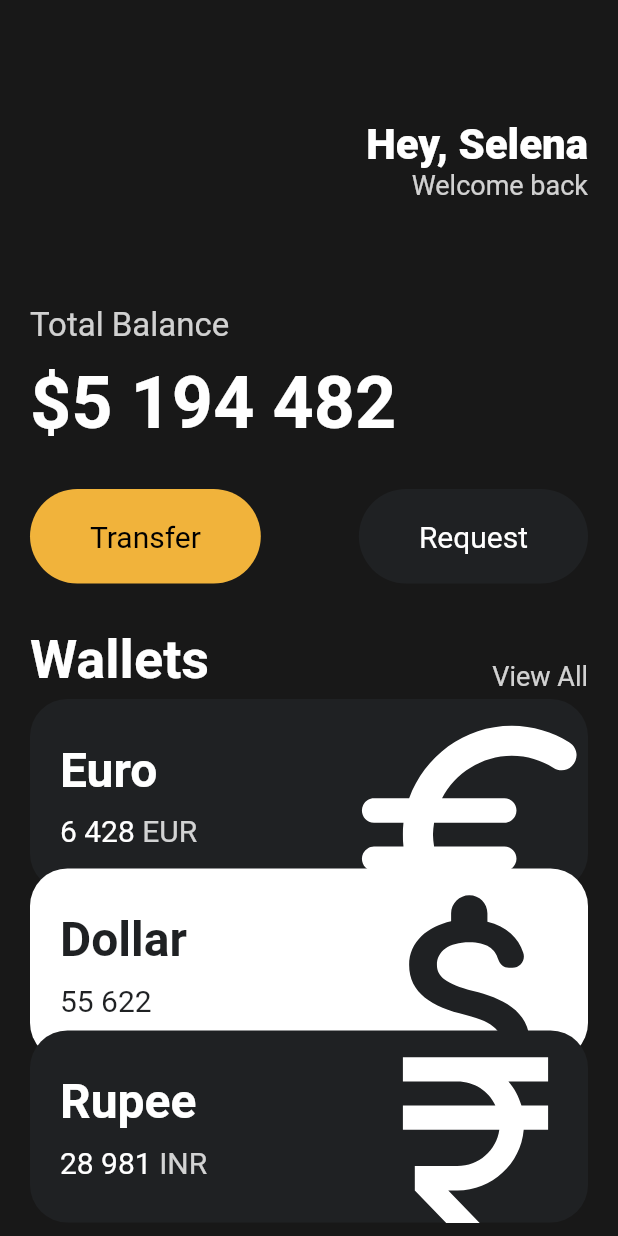
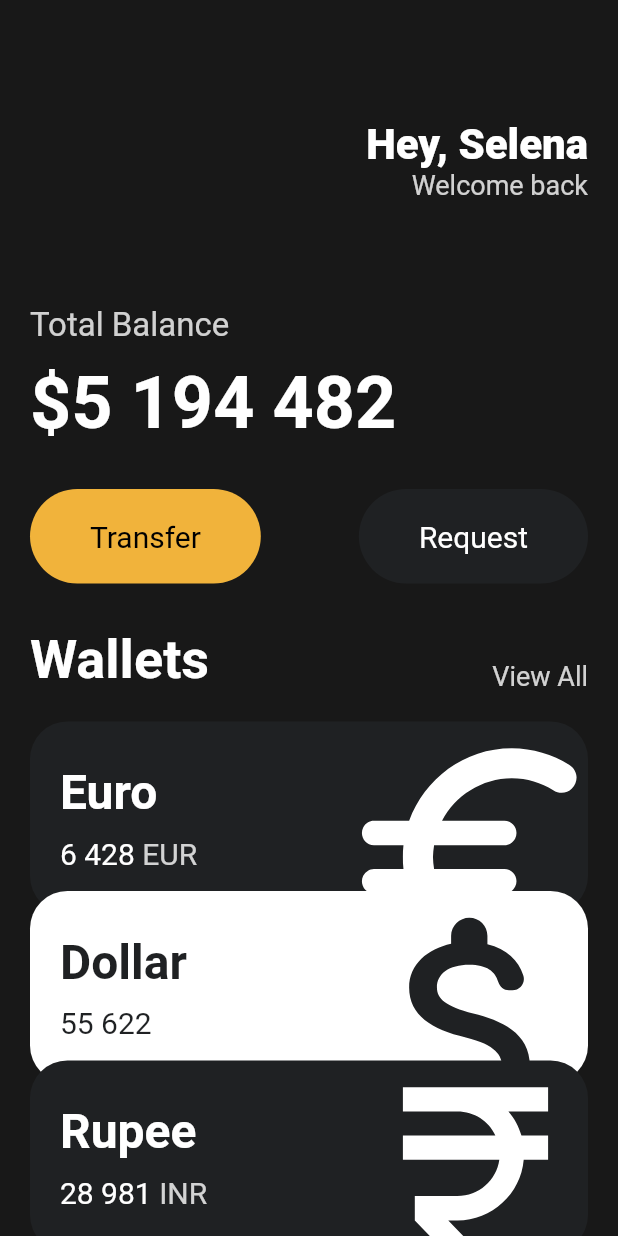
Before and after one commit to EunjoungAhn/UIChallenge, a Flutter app: the screen it shows after launch, on a phone screen of 412 x 824 dp. Run offline on Flutter 3.47's test engine with Material 2 defaults, Android fonts, the phone set to English and light mode, and no system bars.

Commit message:
Transform.translate의 offset도 프로퍼티로 받아서 카드 겹치게 처리

```diff
--- a/lib/main.dart
+++ b/lib/main.dart
@@ -110,35 +110,29 @@ class App extends StatelessWidget {
                 const SizedBox(
                   height: 20,
                 ),
-                Transform.translate(
-                  offset: const Offset(0, -15),
-                  child: const CurrencyCard(
+                const CurrencyCard(
                   name: "Euro",
                   code: "EUR",
                   amount: "6 428",
                   icon: Icons.euro_rounded,
                   isInverted: false,
+                  order: 1,
                 ),
-                ),
-                Transform.translate(
-                  offset: const Offset(0, -30),
-                  child: const CurrencyCard(
+                const CurrencyCard(
                   name: "Dollar",
                   code: "USD",
                   amount: "55 622",
                   icon: Icons.attach_money_rounded,
                   isInverted: true,
+                  order: 2,
                 ),
-                ),
-                Transform.translate(
-                  offset: const Offset(0, -50),
-                  child: const CurrencyCard(
+                const CurrencyCard(
                   name: "Rupee",
                   code: "INR",
                   amount: "28 981",
                   icon: Icons.currency_rupee,
                   isInverted: false,
-                  ),
+                  order: 3,
                 ),
               ],
             ),
--- a/lib/widgets/currency_card.dart
+++ b/lib/widgets/currency_card.dart
@@ -4,6 +4,7 @@ class CurrencyCard extends StatelessWidget {
   final String name, code, amount;
   final IconData icon;
   final bool isInverted;
+  final double order;
 
   final _blackColor = const Color(0xFF1F2123);
 
@@ -13,11 +14,14 @@ class CurrencyCard extends StatelessWidget {
       required this.code,
       required this.amount,
       required this.icon,
-      required this.isInverted});
+      required this.isInverted,
+      required this.order});
 
   @override
   Widget build(BuildContext context) {
-    return Container(
+    return Transform.translate(
+      offset: Offset(0, (order - 1) * (-15)),
+      child: Container(
         // 어떤 아이템이 overflow가 되었을때 나머지 부분을 어떻게 처리할지 설정
         clipBehavior: Clip.hardEdge,
         decoration: BoxDecoration(
@@ -82,6 +86,7 @@ class CurrencyCard extends StatelessWidget {
             ],
           ),
         ),
+      ),
     );
   }
 }
```
Lines whose indentation alone changed are shown as unchanged.
